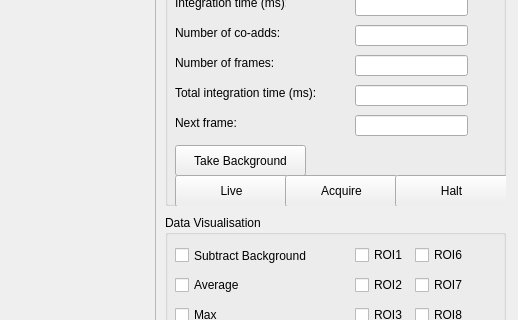
Above: nottcontrol/camera/macie/ui/MacieControl.ui from SCIFY-IvS/NOTTControl before the change; both pictures show x 535 to 1053 and y 195 to 515 of the 1053 by 633 pixel window. Below: the same form after it.
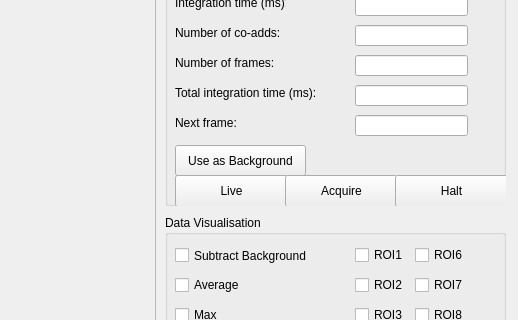
That is the form after the change.

Commit message: Show H2RG on the main Camera panel with a mode indicator, and rename Take Background.

What changed in the file:
```diff
--- a/nottcontrol/camera/macie/ui/MacieControl.ui
+++ b/nottcontrol/camera/macie/ui/MacieControl.ui
@@ -280,7 +280,7 @@
      </rect>
     </property>
     <property name="text">
-     <string>Take Background</string>
+     <string>Use as Background</string>
     </property>
    </widget>
    <widget class="QPushButton" name="button_live">
```
The commit also changes 5 other files.
